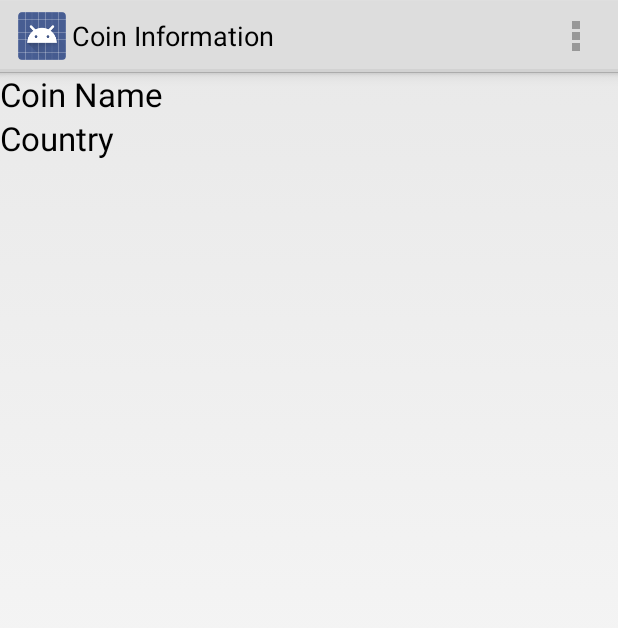
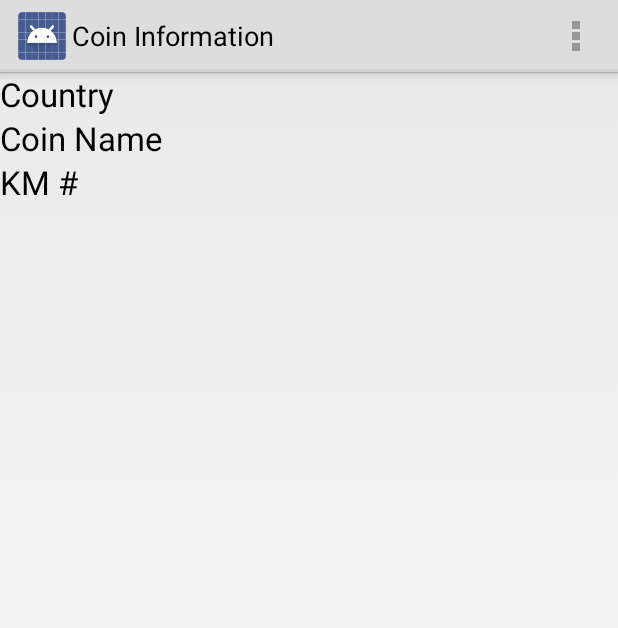
Before and after one commit to Cavaler/NumistaBrowser, an Android app: the CoinInfoActivity screen opened directly, with no data from a screen before it, on a phone screen of 412 x 824 dp. Shown: the top 628 px of the screen. Run offline under Robolectric (Android 15) with nearby library versions, the phone set to English and light mode, and no system bars; libraries missing offline, so code that uses them is left out: com.nostra13.universalimageloader; 7 statements that could not run were skipped.

Commit message:
Minor UI fixes

```diff
--- a/numista.browser/src/main/java/com/numista/browser/CoinInfoActivity.java
+++ b/numista.browser/src/main/java/com/numista/browser/CoinInfoActivity.java
@@ -14,8 +14,9 @@ public class CoinInfoActivity extends Activity
 {
 	Data.Entry coin;
 
+	TextView txtCountryName;
 	TextView txtCoinName;
-	TextView txtCountryName;
+	TextView txtKM;
 	ImageView imgObverse;
 	ImageView imgReverse;
 
@@ -28,13 +29,15 @@ public class CoinInfoActivity extends Activity
 		int index = getIntent().getIntExtra("Coin", 0);
 		coin = Data.CoinsList.get(index);
 
+		txtCountryName = (TextView) findViewById(R.id.txtCountry);
 		txtCoinName = (TextView) findViewById(R.id.txtCoinName);
-		txtCountryName = (TextView) findViewById(R.id.txtCountry);
+		txtKM = (TextView) findViewById(R.id.txtKM);
 		imgObverse = (ImageView) findViewById(R.id.imgObverse);
 		imgReverse = (ImageView) findViewById(R.id.imgReverse);
 
+		txtCountryName.setText(coin.country_name);
 		txtCoinName.setText(coin.name);
-		txtCountryName.setText(coin.country_name);
+		txtKM.setText(coin.km);
 
 		ImageLoader imageLoader = ImageLoader.getInstance();
 		imageLoader.displayImage(coin.obverse, imgObverse);
--- a/numista.browser/src/main/java/com/numista/browser/Data.java
+++ b/numista.browser/src/main/java/com/numista/browser/Data.java
@@ -38,7 +38,7 @@ public final class Data
 		public String TextView()
 		{
 			if (Data.CountrySelected)
-				return name;
+				return (km != "") ? name + " (" + km + ")" : name;
 			else
 				return country_name + " => " + name;
 		}
--- a/numista.browser/src/main/res/layout/activity_coin_info.xml
+++ b/numista.browser/src/main/res/layout/activity_coin_info.xml
@@ -2,6 +2,14 @@
               android:orientation="vertical"
               android:layout_width="fill_parent"
               android:layout_height="fill_parent">
+
+	<TextView
+		android:id="@+id/txtCountry"
+		android:layout_width="match_parent"
+		android:layout_height="wrap_content"
+		android:text="Country"
+		android:textAppearance="?android:attr/textAppearanceLarge"/>
+
 	<TextView
         android:layout_width="match_parent"
         android:layout_height="wrap_content"
@@ -10,11 +18,15 @@
         android:id="@+id/txtCoinName"/>
 
 	<TextView
-        android:layout_width="wrap_content"
+		android:id="@+id/txtKM"
+		android:layout_width="match_parent"
 		android:layout_height="wrap_content"
-        android:textAppearance="?android:attr/textAppearanceLarge"
-        android:text="Country"
-        android:id="@+id/txtCountry"/>
+		android:text="KM #"
+		android:textAppearance="?android:attr/textAppearanceLarge"/>
+
+	<Space
+		android:layout_width="match_parent"
+		android:layout_height="10dp"/>
 
 	<LinearLayout
         android:orientation="horizontal"
@@ -28,6 +40,11 @@
             android:id="@+id/imgObverse"
             android:minHeight="64dip"/>
 
+		<Space
+			android:layout_width="match_parent"
+			android:layout_height="wrap_content"
+			android:layout_weight="1"/>
+
 		<ImageView
             android:layout_width="128dip"
             android:layout_height="128dip"
```
Also changed, not shown: 1 other file. Lines whose indentation alone changed are shown as unchanged.
